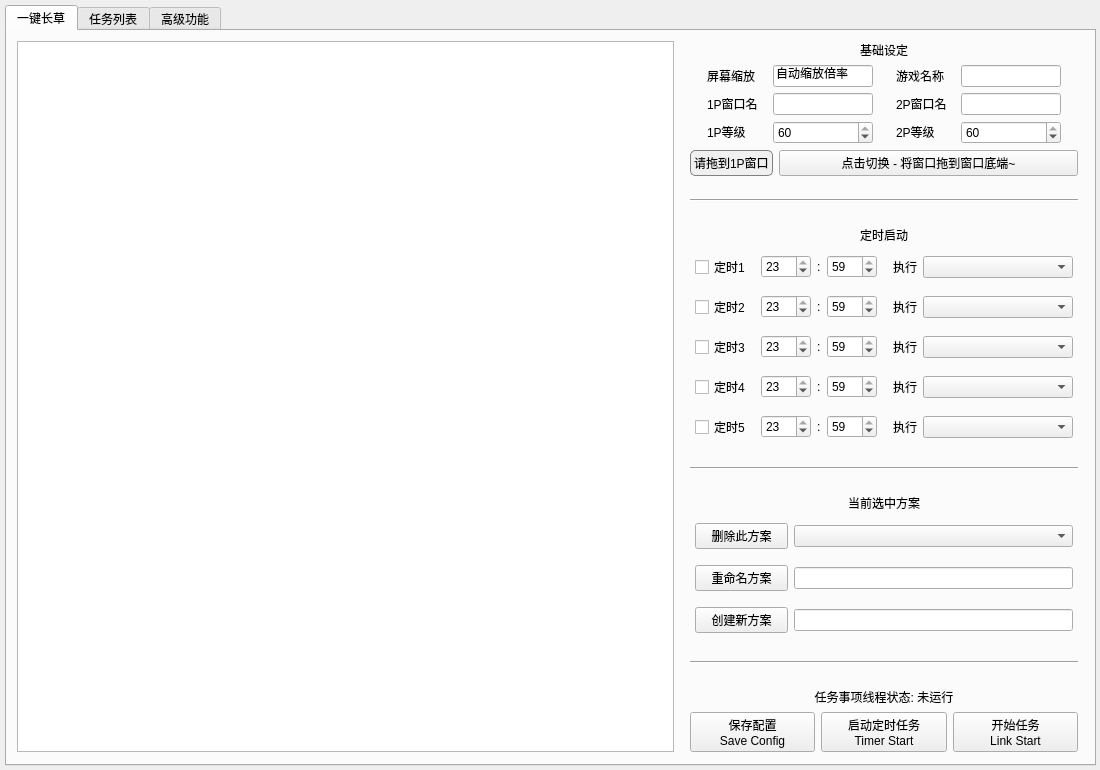
First picture: the form in resource/ui/FAA_3.0.ui, repository StareAbyss/FoodsVsMiceAutoAssistant, before the edit.
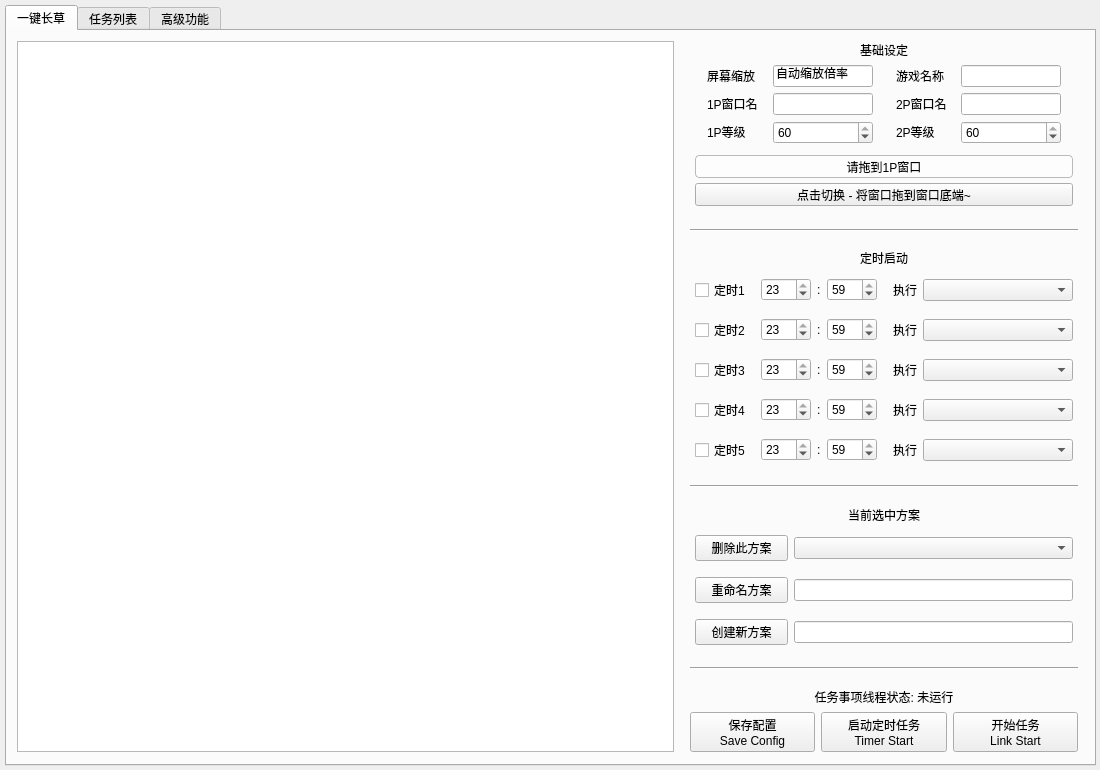
Second picture: the form after the edit. Custom widgets are drawn as their Qt base class.

Commit message: v1.4.1-beta.1 UI美化. 美化了 [通过鼠标拖动到窗口获取句柄按钮] 的UI呈现.

The edit to the form file:
```diff
--- a/resource/ui/FAA_3.0.ui
+++ b/resource/ui/FAA_3.0.ui
@@ -631,19 +631,53 @@
              </layout>
             </item>
             <item>
-             <layout class="QHBoxLayout" name="horizontalLayout_4">
+             <layout class="QVBoxLayout" name="verticalLayout_3" stretch="1,1">
+              <property name="spacing">
+               <number>5</number>
+              </property>
+              <property name="leftMargin">
+               <number>5</number>
+              </property>
+              <property name="topMargin">
+               <number>5</number>
+              </property>
+              <property name="rightMargin">
+               <number>5</number>
+              </property>
+              <property name="bottomMargin">
+               <number>5</number>
+              </property>
               <item>
                <widget class="DragLabel" name="Label_drag">
+                <property name="sizePolicy">
+                 <sizepolicy hsizetype="Preferred" vsizetype="Preferred">
+                  <horstretch>0</horstretch>
+                  <verstretch>0</verstretch>
+                 </sizepolicy>
+                </property>
+                <property name="minimumSize">
+                 <size>
+                  <width>0</width>
+                  <height>23</height>
+                 </size>
+                </property>
+                <property name="layoutDirection">
+                 <enum>Qt::LeftToRight</enum>
+                </property>
                 <property name="styleSheet">
                  <string notr="true">QLabel {
-	border: 1px solid grey;   /* 灰色边框，宽度为2像素 */
-	border-radius: 5px;       /* 边框圆角半径为5像素 */
-	background-color: #f0f0f0; /* 背景颜色，方便查看效果 */
+	border: 1px solid grey;/* 灰色边框，宽度为2像素 */
+	border-radius: 4px;/* 边框圆角半径为5像素 */
+	border-color: #bababa;/* 边框颜色 */
+	background-color: #fdfdfd;/* 背景颜色 */
 }</string>
                 </property>
                 <property name="text">
                  <string>请拖到1P窗口</string>
                 </property>
+                <property name="alignment">
+                 <set>Qt::AlignCenter</set>
+                </property>
                </widget>
               </item>
               <item>
@@ -657,7 +691,7 @@
                 <property name="minimumSize">
                  <size>
                   <width>0</width>
-                  <height>0</height>
+                  <height>23</height>
                  </size>
                 </property>
                 <property name="maximumSize">
```
The commit also changes 1 other file.
